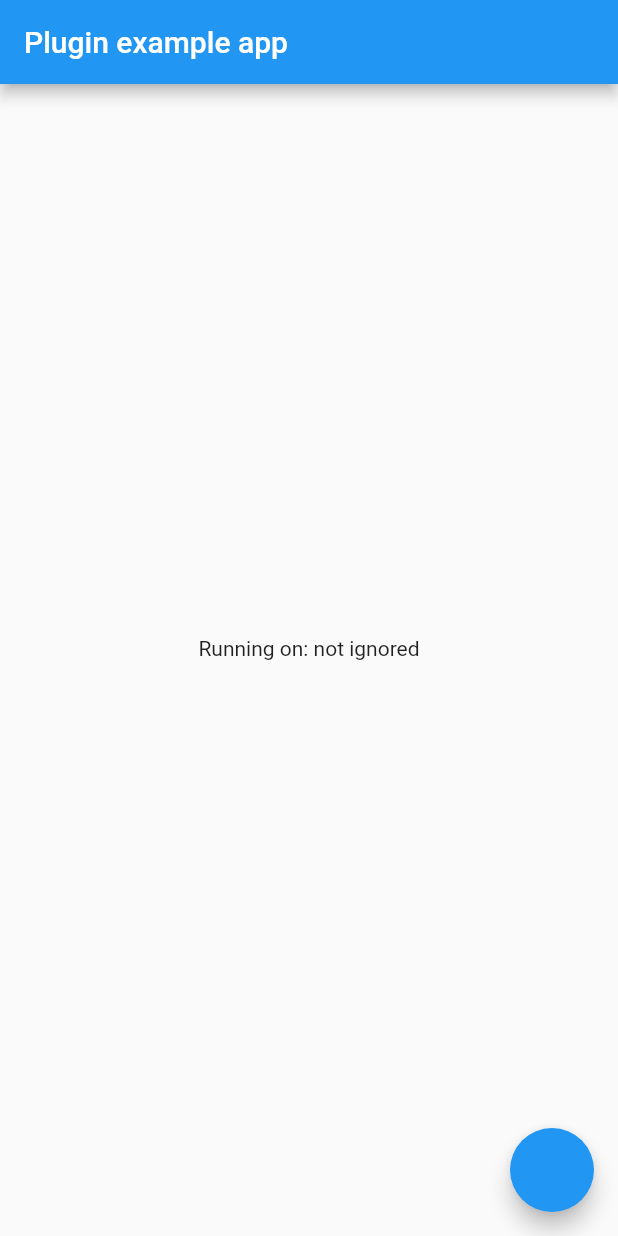
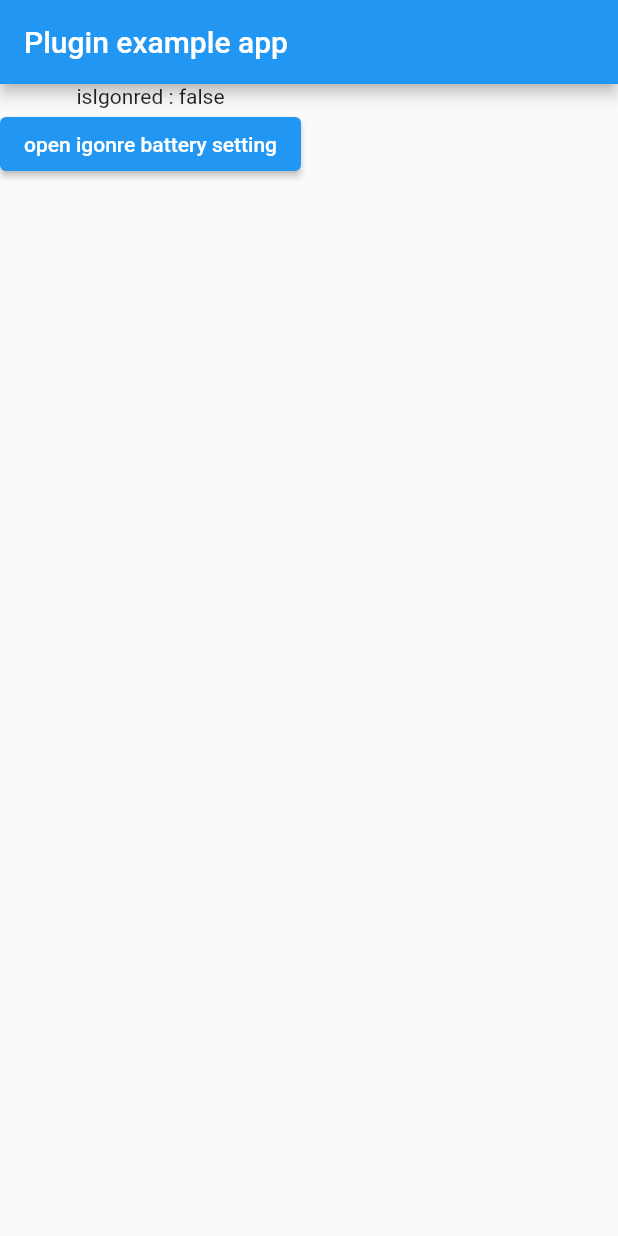
Before and after one commit to Ali1Ammar/optimization_battery, a Flutter app: the screen it shows after launch, on a phone screen of 412 x 824 dp. Run offline on Flutter 3.47's test engine with Material 2 defaults, Android fonts, the phone set to English and light mode, and no system bars.

Commit message:
add BatteryOptimizationsObserver

```diff
--- a/example/lib/main.dart
+++ b/example/lib/main.dart
@@ -1,5 +1,4 @@
 import 'package:flutter/material.dart';
-import 'dart:async';
 import 'package:optimization_battery/optimization_battery.dart';
 
 void main() {
@@ -14,30 +13,9 @@ class MyApp extends StatefulWidget {
 }
 
 class _MyAppState extends State<MyApp> {
-  String _platformVersion = 'Unknown';
-
   @override
   void initState() {
     super.initState();
-    initPlatformState();
-  }
-
-  // Platform messages are asynchronous, so we initialize in an async method.
-  Future<void> initPlatformState() async {
-    bool platformVersion;
-    // Platform messages may fail, so we use a try/catch PlatformException.
-    // We also handle the message potentially returning null.
-    platformVersion =
-        await OptimizationBattery.isIgnoringBatteryOptimizations();
-
-    // If the widget was removed from the tree while the asynchronous platform
-    // message was in flight, we want to discard the reply rather than calling
-    // setState to update our non-existent appearance.
-    if (!mounted) return;
-
-    setState(() {
-      _platformVersion = platformVersion ? "yes ingored" : "not ignored";
-    });
   }
 
   @override
@@ -47,13 +25,18 @@ class _MyAppState extends State<MyApp> {
         appBar: AppBar(
           title: const Text('Plugin example app'),
         ),
-        body: Center(
-          child: Text('Running on: $_platformVersion\n'),
-        ),
-        floatingActionButton: FloatingActionButton(onPressed: () {
-          OptimizationBattery.openBatteryOptimizationSettings().then((value) {
-            initPlatformState();
-          });
+        body: BatteryOptimizationsObserver(builder: (context, isIgonre) {
+          return Column(
+            children: [
+              Text('isIgonred : $isIgonre'),
+              if (isIgonre != null && !isIgonre)
+                ElevatedButton(
+                    onPressed: () {
+                      OptimizationBattery.openBatteryOptimizationSettings();
+                    },
+                    child: const Text("open igonre battery setting"))
+            ],
+          );
         }),
       ),
     );
--- a/lib/optimization_battery.dart
+++ b/lib/optimization_battery.dart
@@ -1,19 +1,3 @@
-import 'dart:async';
 
-import 'package:flutter/services.dart';
-
-class OptimizationBattery {
-  static const MethodChannel _channel = MethodChannel('optimization_battery');
-
-  static Future<bool> isIgnoringBatteryOptimizations() async {
-    final reading =
-        await _channel.invokeMethod('isIgnoringBatteryOptimizations');
-    return reading!;
-  }
-
-  static Future<bool> openBatteryOptimizationSettings() async {
-    final reading =
-        await _channel.invokeMethod('openBatteryOptimizationSettings');
-    return reading!;
-  }
-}
+export 'package:optimization_battery/src/methodchannel.dart';
+export 'package:optimization_battery/src/battery_optimizations_observer.dart';
--- /dev/null
+++ b/lib/src/battery_optimizations_observer.dart
@@ -0,0 +1,67 @@
+import 'dart:io';
+
+import 'package:flutter/widgets.dart';
+import 'package:optimization_battery/src/methodchannel.dart';
+
+class BatteryOptimizationsObserver extends StatelessWidget {
+  final Widget Function(BuildContext, bool? isIgnored) builder;
+  const BatteryOptimizationsObserver({Key? key, required this.builder})
+      : super(key: key);
+
+  @override
+  Widget build(BuildContext context) {
+    return Platform.isAndroid
+        ? BatteryOptimizationsObserverAndroid(
+            builder: builder,
+          )
+        : builder(context, null);
+  }
+}
+
+class BatteryOptimizationsObserverAndroid extends StatefulWidget {
+  final Widget Function(BuildContext, bool? isIgnored) builder;
+  const BatteryOptimizationsObserverAndroid({Key? key, required this.builder})
+      : super(key: key);
+
+  @override
+  _BatteryOptimizationsObserverAndroidState createState() =>
+      _BatteryOptimizationsObserverAndroidState();
+}
+
+class _BatteryOptimizationsObserverAndroidState
+    extends State<BatteryOptimizationsObserverAndroid>
+    with WidgetsBindingObserver {
+  bool? isIgnoringBatteryOptimizations;
+
+  @override
+  void initState() {
+    if (Platform.isAndroid) {
+      reSetBatteryOptimizations();
+      WidgetsBinding.instance!.addObserver(this);
+    }
+
+    super.initState();
+  }
+
+  @override
+  void didChangeAppLifecycleState(AppLifecycleState state) {
+    if (state == AppLifecycleState.resumed) {
+      reSetBatteryOptimizations();
+    }
+  }
+
+  void reSetBatteryOptimizations() {
+    OptimizationBattery.isIgnoringBatteryOptimizations().then((value) {
+      if (isIgnoringBatteryOptimizations != value) {
+        setState(() {
+          isIgnoringBatteryOptimizations = value;
+        });
+      }
+    });
+  }
+
+  @override
+  Widget build(BuildContext context) {
+    return widget.builder(context, isIgnoringBatteryOptimizations);
+  }
+}
--- /dev/null
+++ b/lib/src/methodchannel.dart
@@ -0,0 +1,19 @@
+import 'dart:async';
+
+import 'package:flutter/services.dart';
+
+class OptimizationBattery {
+  static const MethodChannel _channel = MethodChannel('optimization_battery');
+
+  static Future<bool> isIgnoringBatteryOptimizations() async {
+    final reading =
+        await _channel.invokeMethod('isIgnoringBatteryOptimizations');
+    return reading!;
+  }
+
+  static Future<bool> openBatteryOptimizationSettings() async {
+    final reading =
+        await _channel.invokeMethod('openBatteryOptimizationSettings');
+    return reading!;
+  }
+}
```
Also changed, not shown: 2 other files.
